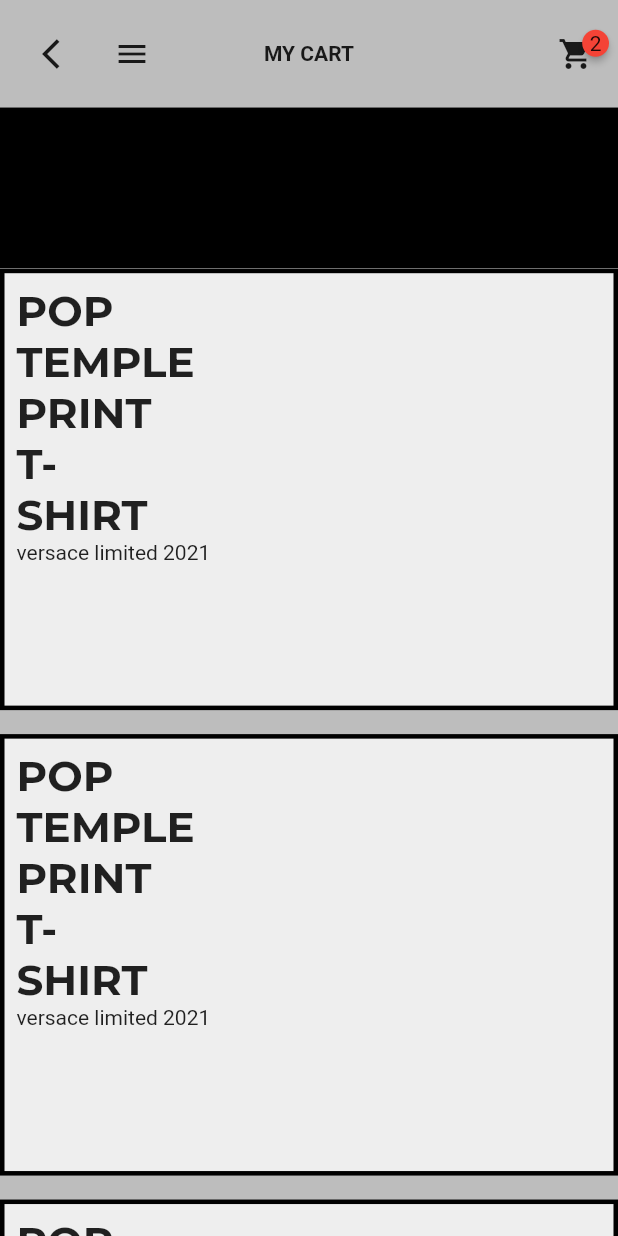
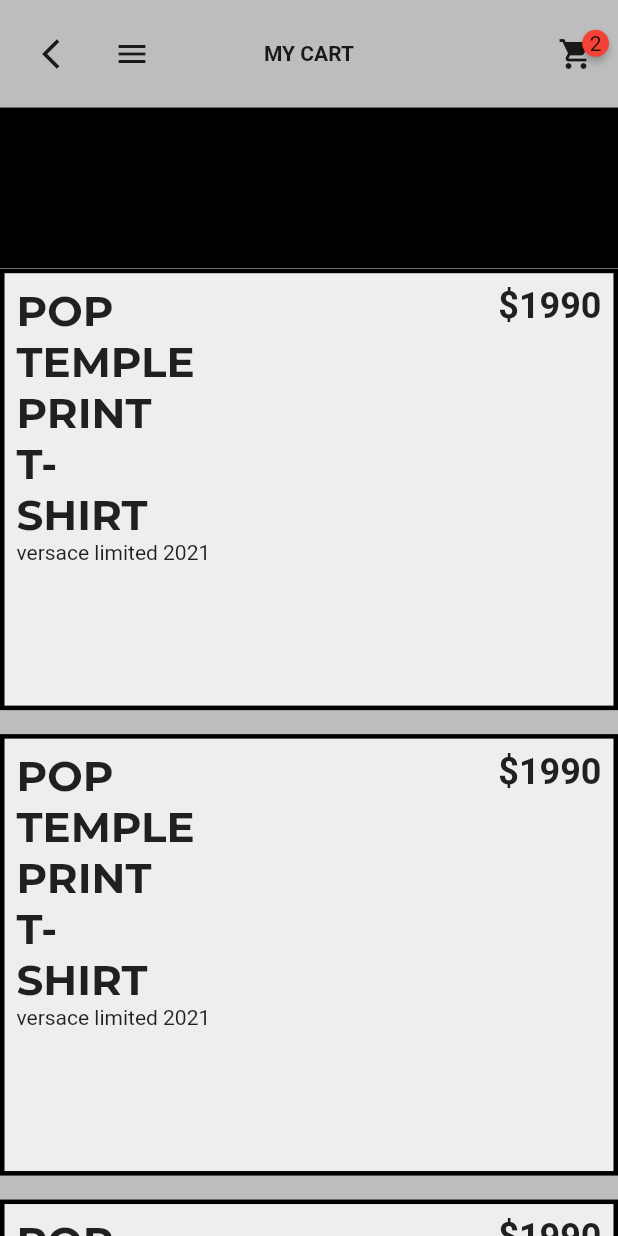
Before and after one commit to JAICHANGPARK/flutter_notebook_8th_story, a Flutter app: the MyCartPage screen opened directly, on a phone screen of 412 x 824 dp. Run offline on Flutter 3.47's test engine with Material 2 defaults, Android fonts, the phone set to English and light mode, and no system bars; drawn by our look-alikes of badges; our stand-ins replace google_fonts.

Commit message:
Update my_cart_page.dart

```diff
--- a/lib/ep561_fashion_store_app/my_cart_page.dart
+++ b/lib/ep561_fashion_store_app/my_cart_page.dart
@@ -87,8 +87,14 @@ class _MyCartPageState extends State<MyCartPage> {
                               left: 8,
                               top: 8,
                             ),
-                            Positioned(child: Column(children: [
-
+                            Positioned(
+                                right: 8,
+                                top:8,
+                                child: Column(children: [
+                                    Text("\$1990", style: TextStyle(
+                                      fontWeight: FontWeight.bold,
+                                      fontSize: 24
+                                    ),)
                             ],))
                           ],
                         ),
```
